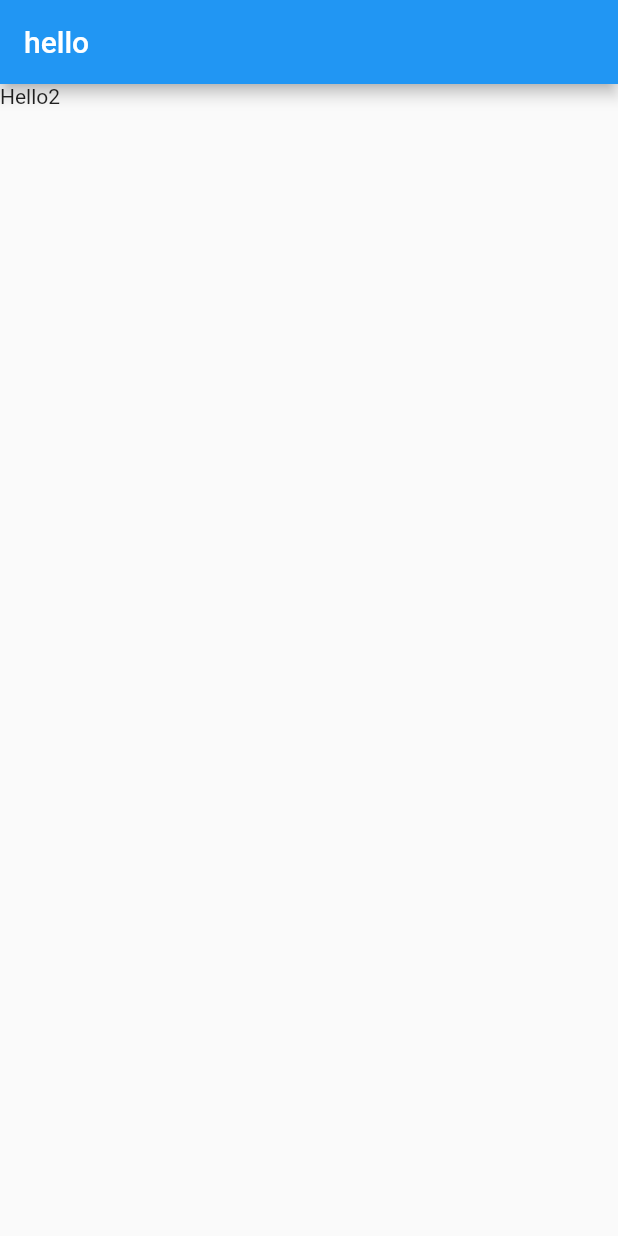
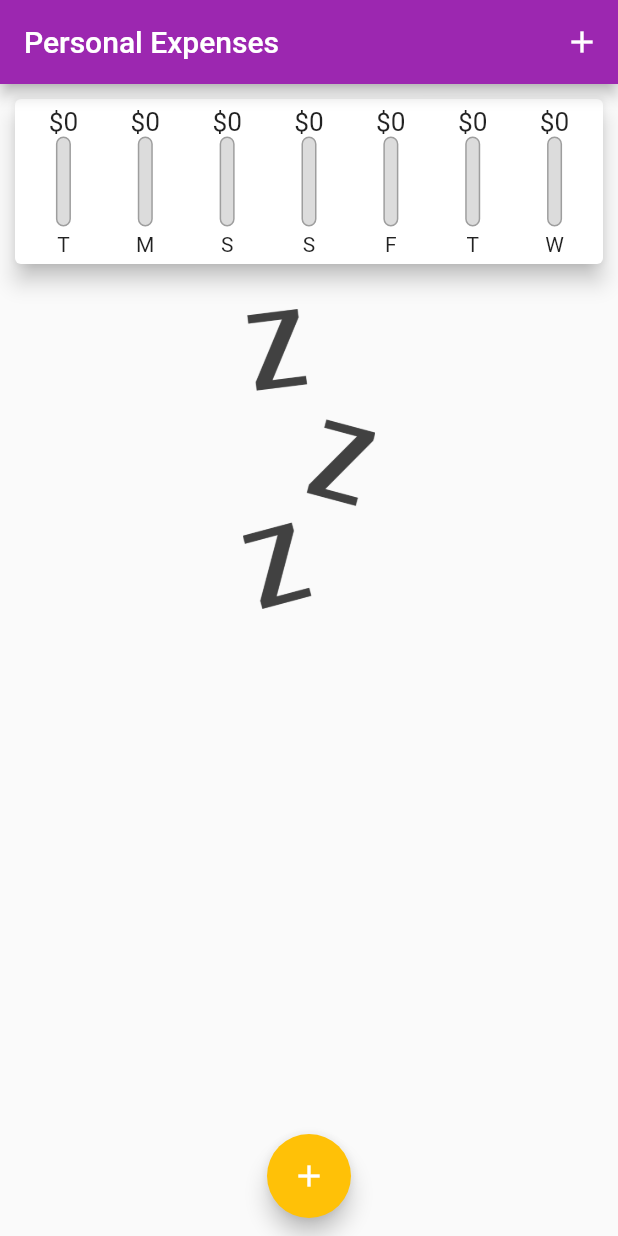
Before and after one commit to RostyslavHavuka/Personal-expenses-app, a Flutter app: the screen it shows after launch, on a phone screen of 412 x 824 dp. Run offline on Flutter 3.47's test engine with Material 2 defaults, Android fonts, the phone set to English and light mode, and no system bars.

Commit message:
finished app

```diff
--- a/lib/main.dart
+++ b/lib/main.dart
@@ -1,18 +1,100 @@
+// ignore_for_file: sized_box_for_whitespace
+
 import 'package:flutter/material.dart';
+import 'package:flutter_complete_guide/models/transaction.dart';
+import 'package:flutter_complete_guide/widgets/chart.dart';
+import 'package:flutter_complete_guide/widgets/new_transaction.dart';
+import 'package:flutter_complete_guide/widgets/transaction_list.dart';
 
-void main() {
-  runApp(const MyApp());
-}
+void main() => runApp(const Home());
 
-class MyApp extends StatelessWidget {
-  const MyApp({Key? key}) : super(key: key);
+class Home extends StatelessWidget {
+  const Home({Key? key}) : super(key: key);
 
   @override
   Widget build(BuildContext context) {
     return MaterialApp(
-      home: Scaffold(
-          appBar: AppBar(title: const Text('hello')),
-          body: const Text('Hello2')),
+      debugShowCheckedModeBanner: false,
+      title: "Personal Expenses",
+      home: const MyApp(),
+      theme: ThemeData(
+          colorScheme:
+              ColorScheme.fromSwatch().copyWith(primary: Colors.purple, secondary: Colors.amber),
+          primarySwatch: Colors.purple),
     );
   }
 }
+
+class MyApp extends StatefulWidget {
+  const MyApp({Key? key}) : super(key: key);
+
+  @override
+  State<MyApp> createState() => _MyAppState();
+}
+
+class _MyAppState extends State<MyApp> {
+  final List<Transaction> _userTransactions = [];
+
+  List<Transaction> get _recentTrancations {
+    return _userTransactions
+        .where((element) => element.date.isAfter(DateTime.now().subtract(const Duration(days: 7))))
+        .toList();
+  }
+
+  void _addNewTransaction(
+      String transactioncTitle, double transactioncAmount, DateTime chosenDate) {
+    final newTransaction = Transaction(
+      id: '${_userTransactions.length + 1}',
+      title: transactioncTitle,
+      amount: transactioncAmount,
+      date: chosenDate,
+    );
+
+    setState(() {
+      _userTransactions.add(newTransaction);
+    });
+  }
+
+  void _deleteTransaction(String id) {
+    setState(() {
+      _userTransactions.removeWhere((element) => element.id == id);
+    });
+  }
+
+  void _startAddNewTransaction(BuildContext ctx) {
+    showModalBottomSheet(
+        context: ctx,
+        builder: (_) {
+          return NewTransaction(addNewTransaction: _addNewTransaction);
+        });
+  }
+
+  @override
+  Widget build(BuildContext context) {
+    return Scaffold(
+      appBar: AppBar(
+        title: const Text('Personal Expenses'),
+        actions: [
+          IconButton(
+              onPressed: () => _startAddNewTransaction(context), icon: const Icon(Icons.add)),
+        ],
+      ),
+      floatingActionButton: FloatingActionButton(
+        onPressed: () => _startAddNewTransaction(context),
+        child: const Icon(Icons.add),
+      ),
+      floatingActionButtonLocation: FloatingActionButtonLocation.miniCenterFloat,
+      body: SingleChildScrollView(
+        child: Column(
+          children: <Widget>[
+            Chart(recentTransactions: _recentTrancations),
+            TransactionList(
+              userTransactions: _userTransactions,
+              deleteTransaction: _deleteTransaction,
+            )
+          ],
+        ),
+      ),
+    );
+  }
+}
--- /dev/null
+++ b/lib/models/transaction.dart
@@ -0,0 +1,13 @@
+class Transaction {
+  String id;
+  String title;
+  double amount;
+  DateTime date;
+
+  Transaction({
+    required this.id,
+    required this.title,
+    required this.amount,
+    required this.date,
+  });
+}
--- /dev/null
+++ b/lib/widgets/chart.dart
@@ -0,0 +1,56 @@
+import 'package:flutter/material.dart';
+import 'package:flutter_complete_guide/models/transaction.dart';
+import 'package:flutter_complete_guide/widgets/chart_bar.dart';
+import 'package:intl/intl.dart';
+
+class Chart extends StatelessWidget {
+  const Chart({Key? key, required this.recentTransactions}) : super(key: key);
+
+  final List<Transaction> recentTransactions;
+
+  List<Map<String, Object>> get groupedTransactionValues {
+    return List.generate(7, (index) {
+      final weekDay = DateTime.now().subtract(Duration(days: index));
+      double totalSum = 0.0;
+
+      for (var i = 0; i < recentTransactions.length; i++) {
+        if (recentTransactions[i].date.day == weekDay.day &&
+            recentTransactions[i].date.month == weekDay.month &&
+            recentTransactions[i].date.year == weekDay.year) {
+          totalSum += recentTransactions[i].amount;
+        }
+      }
+
+      return {'day': DateFormat.E().format(weekDay).substring(0, 1), "amount": totalSum};
+    });
+  }
+
+  double get totalSpending {
+    return groupedTransactionValues.fold(
+        0.0, (previousValue, element) => previousValue + (element['amount'] as double));
+  }
+
+  @override
+  Widget build(BuildContext context) {
+    return Card(
+      margin: const EdgeInsets.all(10),
+      elevation: 6,
+      child: Padding(
+        padding: const EdgeInsets.all(5.0),
+        child: Row(
+          mainAxisAlignment: MainAxisAlignment.spaceEvenly,
+          children: groupedTransactionValues.map((data) {
+            return Flexible(
+              fit: FlexFit.tight,
+              child: ChartBar(
+                  label: data['day'] as String,
+                  spendingAmount: data['amount'] as double,
+                  spendingPrcOfTotal:
+                      totalSpending == 0.0 ? 0.0 : (data['amount'] as double) / totalSpending),
+            );
+          }).toList(),
+        ),
+      ),
+    );
+  }
+}
--- /dev/null
+++ b/lib/widgets/chart_bar.dart
@@ -0,0 +1,48 @@
+import 'package:flutter/material.dart';
+
+class ChartBar extends StatelessWidget {
+  const ChartBar(
+      {Key? key,
+      required this.label,
+      required this.spendingAmount,
+      required this.spendingPrcOfTotal})
+      : super(key: key);
+
+  final String label;
+  final double spendingAmount;
+  final double spendingPrcOfTotal;
+
+  @override
+  Widget build(BuildContext context) {
+    return Column(
+      children: [
+        Container(
+            height: 20, child: FittedBox(child: Text('\$${spendingAmount.toStringAsFixed(0)}'))),
+        Container(
+          height: 60,
+          width: 10,
+          child: Stack(
+            children: [
+              Container(
+                decoration: BoxDecoration(
+                    border: Border.all(color: Colors.grey, width: 1),
+                    color: const Color.fromRGBO(220, 220, 220, 1),
+                    borderRadius: BorderRadius.circular(10)),
+              ),
+              FractionallySizedBox(
+                heightFactor: spendingPrcOfTotal,
+                child: Container(
+                  decoration: BoxDecoration(
+                      color: Theme.of(context).colorScheme.primary,
+                      borderRadius: BorderRadius.circular(10)),
+                ),
+              ),
+            ],
+          ),
+        ),
+        const SizedBox(height: 4),
+        Text(label)
+      ],
+    );
+  }
+}
--- /dev/null
+++ b/lib/widgets/transaction_list.dart
@@ -0,0 +1,58 @@
+import 'package:flutter/material.dart';
+import 'package:flutter_complete_guide/models/transaction.dart';
+import 'package:intl/intl.dart';
+
+class TransactionList extends StatelessWidget {
+  const TransactionList({Key? key, required this.userTransactions, required this.deleteTransaction})
+      : super(key: key);
+  final List<Transaction> userTransactions;
+  final Function deleteTransaction;
+
+  @override
+  Widget build(BuildContext context) {
+    return Container(
+      height: 450,
+      child: userTransactions.isEmpty
+          ? Column(
+              children: [
+                const SizedBox(height: 20),
+                Container(
+                  height: 200,
+                  child: Image.asset(
+                    'assets/waiting.png',
+                    fit: BoxFit.cover,
+                  ),
+                ),
+              ],
+            )
+          : ListView.builder(
+              itemCount: userTransactions.length,
+              itemBuilder: (context, index) {
+                return Card(
+                  margin: EdgeInsets.symmetric(vertical: 8, horizontal: 5),
+                  elevation: 5,
+                  child: ListTile(
+                    leading: CircleAvatar(
+                      radius: 30,
+                      child: Padding(
+                        padding: const EdgeInsets.all(5.0),
+                        child: FittedBox(child: Text('\$${userTransactions[index].amount}')),
+                      ),
+                    ),
+                    title: Text(
+                      userTransactions[index].title,
+                      style: Theme.of(context).textTheme.subtitle1,
+                    ),
+                    subtitle: Text(DateFormat.yMMMd().format(userTransactions[index].date)),
+                    trailing: IconButton(
+                      onPressed: () => deleteTransaction(userTransactions[index].id),
+                      icon: const Icon(Icons.delete_sharp),
+                      color: Theme.of(context).errorColor,
+                    ),
+                  ),
+                );
+              },
+            ),
+    );
+  }
+}
--- a/pubspec.yaml
+++ b/pubspec.yaml
@@ -34,6 +34,7 @@ dependencies:
   # The following adds the Cupertino Icons font to your application.
   # Use with the CupertinoIcons class for iOS style icons.
   cupertino_icons: ^1.0.2
+  intl: ^0.17.0
 
 dev_dependencies:
   flutter_test:
@@ -58,9 +59,8 @@ flutter:
   uses-material-design: true
 
   # To add assets to your application, add an assets section, like this:
-  # assets:
-  #   - images/a_dot_burr.jpeg
-  #   - images/a_dot_ham.jpeg
+  assets:
+    - assets/
 
   # An image asset can refer to one or more resolution-specific "variants", see
   # https://flutter.dev/assets-and-images/#resolution-aware.
```
Also changed, not shown: lib/widgets/new_transaction.dart (added, +91 -0 lines), assets/waiting.png (added), pubspec.lock.
